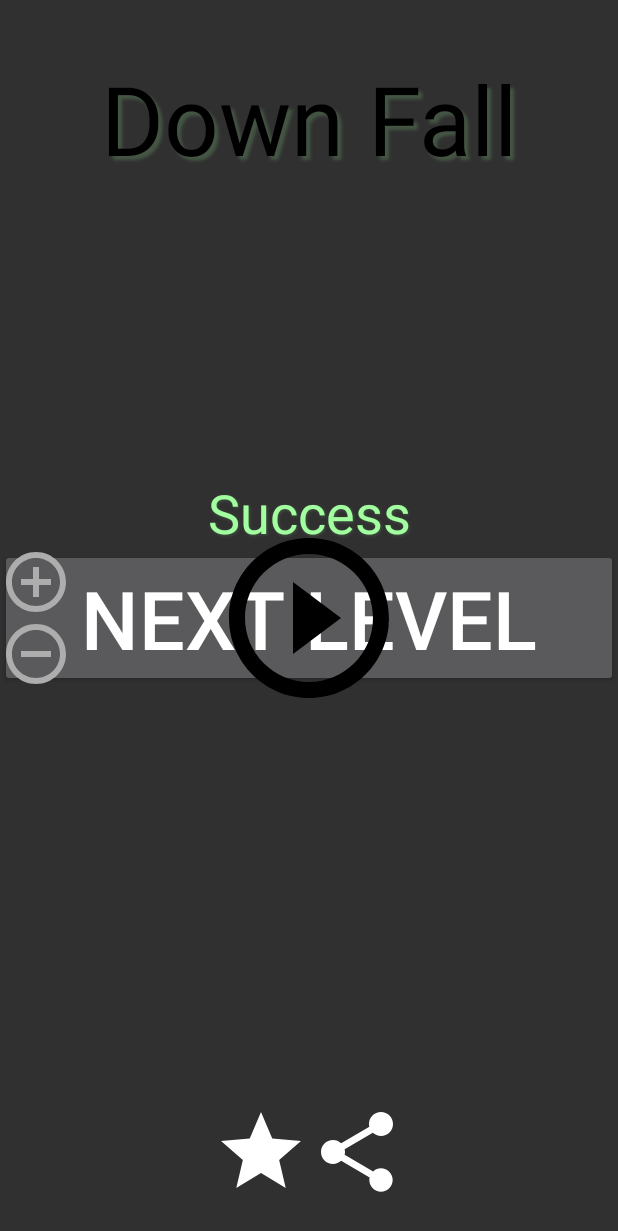
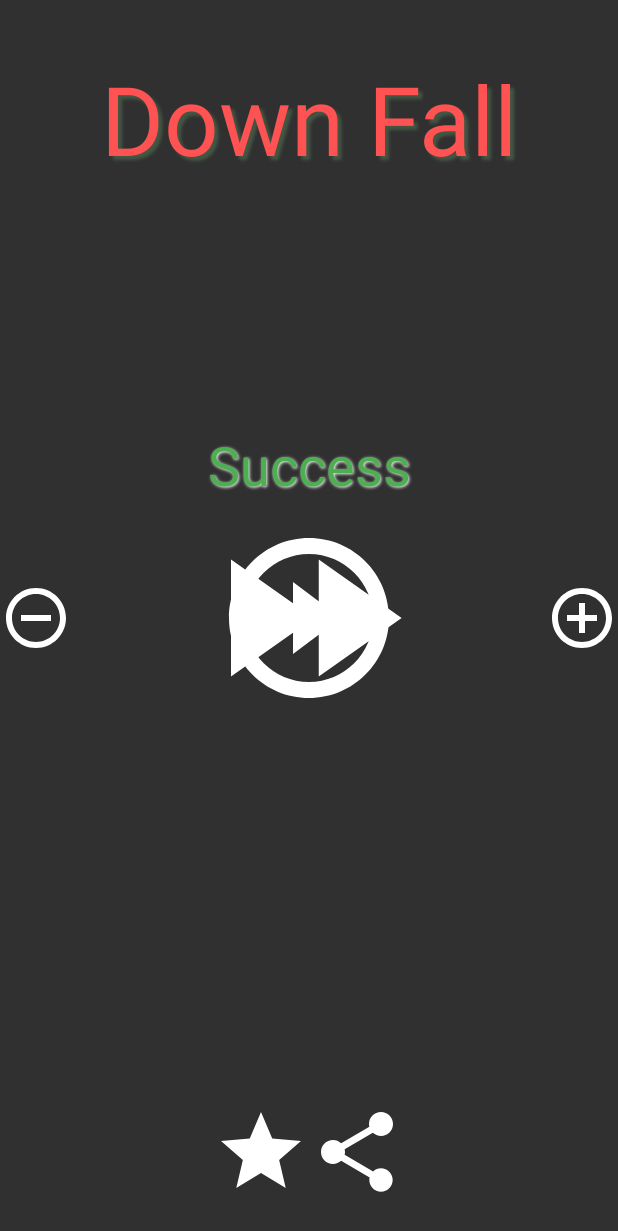
Before and after one commit to chriswalz/DownFall3, an Android app: the layout activity_game_screen_overlay.xml on its own in the app's theme, with its tools: preview values and no code run, on a phone screen of 412 x 824 dp. Shown: the top 1231 px of the screen. Run offline under Robolectric (Android 15) with nearby library versions, the phone set to English and light mode, and no system bars.

Commit message:
interface update

```diff
--- a/app/build.gradle
+++ b/app/build.gradle
@@ -8,8 +8,8 @@ android {
         applicationId "com.walz.joltimate.downfall2"
         minSdkVersion 15
         targetSdkVersion 24
-        versionCode 49
-        versionName "2.0.8.3"
+        versionCode 51
+        versionName "2.0.8.5"
     }
     buildTypes {
         debug {
--- a/app/src/main/java/com/walz/joltimate/downfall2/DownFallActivity.java
+++ b/app/src/main/java/com/walz/joltimate/downfall2/DownFallActivity.java
@@ -47,7 +47,7 @@ public class DownFallActivity extends AppCompatActivity {
     //RelativeLayout retryLayer;
 
     private RelativeLayout winLayer;
-    private AppCompatButton winButton;
+    private AppCompatImageButton winButton;
 
     private LinearLayoutCompat supportMenu;
     private AppCompatImageView playButton;
@@ -200,7 +200,7 @@ public class DownFallActivity extends AppCompatActivity {
 
 
         winLayer = (RelativeLayout) secondLayerView.findViewById(R.id.winLayer);
-        winButton = (AppCompatButton) secondLayerView.findViewById(R.id.next_button);
+        winButton = (AppCompatImageButton) secondLayerView.findViewById(R.id.next_button);
         winButton.setOnClickListener(new View.OnClickListener() {
             @Override
             public void onClick(View view) {
@@ -363,7 +363,7 @@ public class DownFallActivity extends AppCompatActivity {
                 //android.content.res.Resources res = getResources();
                 //String.format(res.getString(R.string.level_textview), Levels.currentLevel+1, Levels.levels.length)
                 currentLevelTextView.setText((Levels.currentLevel+1) + "/" + Levels.levels.length); //"Level " + (Levels.currentLevel+1) + " of " + (Levels.levels.length));
-                if (Levels.currentLevel % 5 == 0 && Levels.currentLevel >= 5) {
+                if (Levels.currentLevel % 3 == 0 && Levels.currentLevel >= 10) {
                     supportMenu.animate().scaleY(1.2f).scaleX(1.2f).setDuration(1000); //.y(3*Levels.screenHeight/4); //.scaleX(1.0f).scaleY(1.0f);
                 }
             }
--- a/app/src/main/java/com/walz/joltimate/downfall2/Services/SimpleFirebaseMessagingService.java
+++ b/app/src/main/java/com/walz/joltimate/downfall2/Services/SimpleFirebaseMessagingService.java
@@ -68,7 +68,7 @@ public class SimpleFirebaseMessagingService extends FirebaseMessagingService {
 
         Uri defaultSoundUri= RingtoneManager.getDefaultUri(RingtoneManager.TYPE_NOTIFICATION);
         NotificationCompat.Builder notificationBuilder = new NotificationCompat.Builder(this)
-                .setSmallIcon(R.drawable.ic_play_circle_outline_black_24dp)
+                .setSmallIcon(R.drawable.ic_play)
                 .setContentTitle("FCM Message")
                 .setContentText(messageBody)
                 .setAutoCancel(true)
--- /dev/null
+++ b/app/src/main/res/drawable/ic_add.xml
@@ -0,0 +1,4 @@
+<vector android:height="48dp" android:viewportHeight="24.0"
+    android:viewportWidth="24.0" android:width="48dp" xmlns:android="http://schemas.android.com/apk/res/android">
+    <path android:fillColor="#FFF" android:pathData="M13,7h-2v4L7,11v2h4v4h2v-4h4v-2h-4L13,7zM12,2C6.48,2 2,6.48 2,12s4.48,10 10,10 10,-4.48 10,-10S17.52,2 12,2zM12,20c-4.41,0 -8,-3.59 -8,-8s3.59,-8 8,-8 8,3.59 8,8 -3.59,8 -8,8z"/>
+</vector>
--- a/app/src/main/res/drawable/ic_add_circle_outline_black_24dp.xml
+++ /dev/null
@@ -1,4 +0,0 @@
-<vector android:height="48dp" android:viewportHeight="24.0"
-    android:viewportWidth="24.0" android:width="48dp" xmlns:android="http://schemas.android.com/apk/res/android">
-    <path android:fillColor="#ADADAD" android:pathData="M13,7h-2v4L7,11v2h4v4h2v-4h4v-2h-4L13,7zM12,2C6.48,2 2,6.48 2,12s4.48,10 10,10 10,-4.48 10,-10S17.52,2 12,2zM12,20c-4.41,0 -8,-3.59 -8,-8s3.59,-8 8,-8 8,3.59 8,8 -3.59,8 -8,8z"/>
-</vector>
--- /dev/null
+++ b/app/src/main/res/drawable/ic_fast_forward_black_24dp.xml
@@ -0,0 +1,9 @@
+<vector xmlns:android="http://schemas.android.com/apk/res/android"
+        android:width="156dp"
+        android:height="156dp"
+        android:viewportWidth="24.0"
+        android:viewportHeight="24.0">
+    <path
+        android:fillColor="#FFF"
+        android:pathData="M4,18l8.5,-6L4,6v12zM13,6v12l8.5,-6L13,6z"/>
+</vector>
--- /dev/null
+++ b/app/src/main/res/drawable/ic_play.xml
@@ -0,0 +1,4 @@
+<vector android:height="128dp" android:viewportHeight="24.0"
+    android:viewportWidth="24.0" android:width="128dp" xmlns:android="http://schemas.android.com/apk/res/android">
+    <path android:fillColor="#FFF" android:pathData="M10,16.5l6,-4.5 -6,-4.5v9zM12,2C6.48,2 2,6.48 2,12s4.48,10 10,10 10,-4.48 10,-10S17.52,2 12,2zM12,20c-4.41,0 -8,-3.59 -8,-8s3.59,-8 8,-8 8,3.59 8,8 -3.59,8 -8,8z"/>
+</vector>
--- a/app/src/main/res/drawable/ic_play_circle_outline_black_24dp.xml
+++ /dev/null
@@ -1,4 +0,0 @@
-<vector android:height="128dp" android:viewportHeight="24.0"
-    android:viewportWidth="24.0" android:width="128dp" xmlns:android="http://schemas.android.com/apk/res/android">
-    <path android:fillColor="#FF000000" android:pathData="M10,16.5l6,-4.5 -6,-4.5v9zM12,2C6.48,2 2,6.48 2,12s4.48,10 10,10 10,-4.48 10,-10S17.52,2 12,2zM12,20c-4.41,0 -8,-3.59 -8,-8s3.59,-8 8,-8 8,3.59 8,8 -3.59,8 -8,8z"/>
-</vector>
--- a/app/src/main/res/drawable/ic_remove_circle_outline_black_24dp.xml
+++ /dev/null
@@ -1,4 +0,0 @@
-<vector android:height="48dp" android:viewportHeight="24.0"
-    android:viewportWidth="24.0" android:width="48dp" xmlns:android="http://schemas.android.com/apk/res/android">
-    <path android:fillColor="#ADADAD" android:pathData="M7,11v2h10v-2L7,11zM12,2C6.48,2 2,6.48 2,12s4.48,10 10,10 10,-4.48 10,-10S17.52,2 12,2zM12,20c-4.41,0 -8,-3.59 -8,-8s3.59,-8 8,-8 8,3.59 8,8 -3.59,8 -8,8z"/>
-</vector>
--- /dev/null
+++ b/app/src/main/res/drawable/ic_subtract.xml
@@ -0,0 +1,4 @@
+<vector android:height="48dp" android:viewportHeight="24.0"
+    android:viewportWidth="24.0" android:width="48dp" xmlns:android="http://schemas.android.com/apk/res/android">
+    <path android:fillColor="#FFF" android:pathData="M7,11v2h10v-2L7,11zM12,2C6.48,2 2,6.48 2,12s4.48,10 10,10 10,-4.48 10,-10S17.52,2 12,2zM12,20c-4.41,0 -8,-3.59 -8,-8s3.59,-8 8,-8 8,3.59 8,8 -3.59,8 -8,8z"/>
+</vector>
--- a/app/src/main/res/layout/activity_game_screen_overlay.xml
+++ b/app/src/main/res/layout/activity_game_screen_overlay.xml
@@ -29,11 +29,11 @@
         android:layout_height="match_parent"
         android:clickable="false"
         android:id="@+id/winLayer">
-        <android.support.v7.widget.AppCompatButton
-            android:layout_width="match_parent"
+        <android.support.v7.widget.AppCompatImageButton
+            android:layout_width="wrap_content"
             android:layout_height="wrap_content"
-            android:text="@string/next_level"
-            android:textSize="54sp"
+            android:src="@drawable/ic_fast_forward_black_24dp"
+            android:background="@null"
             android:layout_centerInParent="true"
             android:id="@+id/next_button"/>
         <android.support.v7.widget.AppCompatTextView
@@ -42,9 +42,9 @@
             android:text="@string/success_text"
             android:textSize="36sp"
             android:textAlignment="center"
-            android:textColor="#a2ff9f"
+            android:textColor="#4CAF50"
             android:id="@+id/success"
-            android:shadowColor="#455745"
+            android:shadowColor="#FFF"
             android:shadowDx="1"
             android:shadowDy="1"
             android:shadowRadius="2"
@@ -88,7 +88,7 @@
         android:text="@string/title_activity_down_fall"
         android:gravity="center"
         android:textSize="64sp"
-        android:textColor="@color/black"
+        android:textColor="@color/title"
         android:shadowColor="#455745"
         android:shadowDx="4"
         android:shadowDy="4"
@@ -101,7 +101,7 @@
         android:layout_height="wrap_content"
         android:layout_centerInParent="true"
         android:clickable="false"
-        android:src="@drawable/ic_play_circle_outline_black_24dp"
+        android:src="@drawable/ic_play"
         android:background="@null"
         android:id="@+id/play_button"/>
     <android.support.v7.widget.AppCompatTextView
@@ -110,8 +110,8 @@
         android:layout_above="@id/play_button"
         android:layout_centerHorizontal="true"
         android:textSize="24sp"
-        android:textColor="@color/black"
-        android:shadowColor="#FFF"
+        android:textColor="#212121"
+        android:shadowColor="#BDBDBD"
         android:shadowDx="1"
         android:shadowDy="1"
         android:shadowRadius="2"
@@ -131,13 +131,13 @@
         <android.support.v7.widget.AppCompatImageButton
             android:layout_width="wrap_content"
             android:layout_height="wrap_content"
-            android:src="@drawable/ic_grade_black_24dp"
+            android:src="@drawable/ic_rating"
             android:id="@+id/rating_button"
             android:background="@null"/>
         <android.support.v7.widget.AppCompatImageButton
             android:layout_width="wrap_content"
             android:layout_height="wrap_content"
-            android:src="@drawable/ic_share_black_24dp"
+            android:src="@drawable/ic_share"
             android:id="@+id/share_button"
             android:background="@null"/>
 
@@ -150,25 +150,31 @@
         android:layout_width="wrap_content"
         android:layout_height="wrap_content"
         android:visibility="gone"></NumberPicker>
-    <android.support.v7.widget.LinearLayoutCompat
+    <android.support.v7.widget.AppCompatImageButton
+        android:layout_alignParentRight="true"
+        android:layout_centerInParent="true"
+        android:layout_width="wrap_content"
+        android:layout_height="wrap_content"
+        android:src="@drawable/ic_add"
+        android:id="@+id/add_button"
+        android:background="@null"/>
+    <android.support.v7.widget.AppCompatImageButton
+        android:layout_width="wrap_content"
+        android:layout_height="wrap_content"
+        android:src="@drawable/ic_subtract"
+        android:id="@+id/subtract_button"
+        android:layout_alignParentLeft="true"
+        android:layout_centerInParent="true"
+        android:background="@null"/>
+
+    <!--<android.support.v7.widget.LinearLayoutCompat
         android:layout_width="wrap_content"
         android:layout_height="wrap_content"
         android:orientation="vertical"
         android:layout_centerInParent="true"
         android:layout_alignParentLeft="true">
-        <android.support.v7.widget.AppCompatImageButton
-            android:layout_width="wrap_content"
-            android:layout_height="wrap_content"
-            android:src="@drawable/ic_add_circle_outline_black_24dp"
-            android:id="@+id/add_button"
-            android:background="@null"/>
-        <android.support.v7.widget.AppCompatImageButton
-            android:layout_width="wrap_content"
-            android:layout_height="wrap_content"
-            android:src="@drawable/ic_remove_circle_outline_black_24dp"
-            android:id="@+id/subtract_button"
-            android:background="@null"/>
-    </android.support.v7.widget.LinearLayoutCompat>
+
+    </android.support.v7.widget.LinearLayoutCompat> -->
     <!-- <com.google.android.gms.ads.AdView
         android:id="@+id/interstitial_ad"
         android:layout_width="match_parent"
--- a/app/src/main/res/values/colors.xml
+++ b/app/src/main/res/values/colors.xml
@@ -4,4 +4,7 @@
     <color name="colorPrimaryDark">#303F9F</color>
     <color name="colorAccent">#FF4081</color>
     <color name="black">#000000</color>
+    <color name="win_button">#00BCD4</color>
+    <color name="title">#FF5252</color>
+
 </resources>
--- a/build.gradle
+++ b/build.gradle
@@ -5,7 +5,7 @@ buildscript {
         jcenter()
     }
     dependencies {
-        classpath 'com.android.tools.build:gradle:2.1.2'
+        classpath 'com.android.tools.build:gradle:2.1.3'
         classpath 'com.google.gms:google-services:3.0.0'
 
         // NOTE: Do not place your application dependencies here; they belong
```
Also changed, not shown: app/src/main/AndroidManifest.xml (+4 -5 lines), app/src/main/java/com/walz/joltimate/downfall2/DownFallView.java (+14 -8 lines), app/src/main/java/com/walz/joltimate/downfall2/Levels.java (+19 -17 lines), app/src/main/res/drawable/ic_hand_touch.xml (renamed from app/src/main/res/drawable/ic_touch_app_black_24dp.xml), app/src/main/res/drawable/ic_rating.xml (renamed from app/src/main/res/drawable/ic_grade_black_24dp.xml), app/src/main/res/drawable/ic_share.xml (renamed from app/src/main/res/drawable/ic_share_black_24dp.xml), gradle/wrapper/gradle-wrapper.properties.
